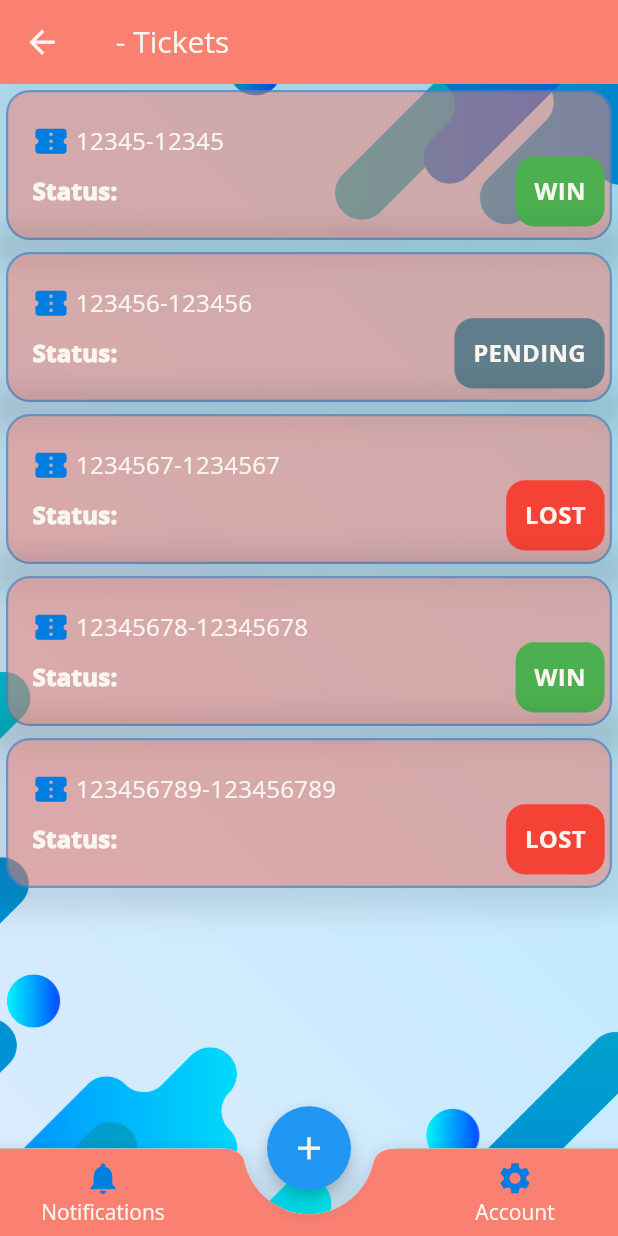
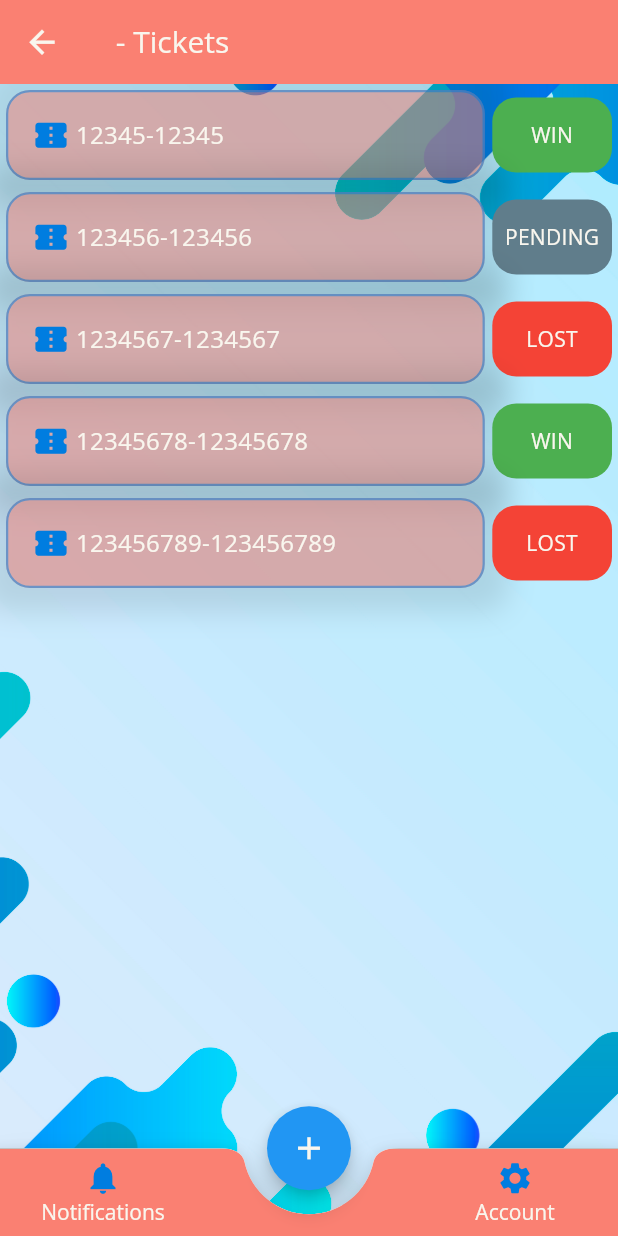
Before and after one commit to Adrian0012/ticketson, a Flutter app: the TicketScreen screen opened directly with empty values, item 2 of the bottom bar chosen, on a phone screen of 412 x 824 dp. Run offline on Flutter 3.47's test engine with Material 2 defaults, Android fonts, the phone set to English and light mode, and no system bars; our stand-ins replace beamer, bloc, dropdown_button2, equatable, flutter_bloc, flutter_secure_storage and 1 more; accounts and stored records are empty.

Commit message:
final changes to design and create wallet form

```diff
--- a/ticketson/lib/config/themes/palette.dart
+++ b/ticketson/lib/config/themes/palette.dart
@@ -1,10 +1,14 @@
 import 'package:flutter/material.dart';
 
 class Palette {
+  // base colors
   static const Color transparent = Colors.transparent;
   static const Color primaryColor = Color(0xfffa8072);
   static const Color accentColor = Color(0xff007de0);
   static const Color secondaryColor = Color(0xfff9f6ee);
+
+  // text colors
+  static const Color inputTextColor = Color(0xff007ee1);
 
   // ticket status
   static const Color ticketPending = Colors.blueGrey;
--- a/ticketson/lib/modules/ticket/screens/tickets.dart
+++ b/ticketson/lib/modules/ticket/screens/tickets.dart
@@ -115,6 +115,7 @@ Widget _buildTicketItems(BuildContext context, List<Ticket> model) {
     children: <Widget>[
       Expanded(
         child: ListView.builder(
+            shrinkWrap: true,
             itemCount: model.length,
             itemBuilder: (BuildContext content, int index) {
               final Ticket ticket = model[index];
@@ -142,7 +143,13 @@ class TicketItem extends StatefulWidget {
 class _TicketItemState extends State<TicketItem> {
   @override
   Widget build(BuildContext context) {
-    return Container(
+    return Row(
+      crossAxisAlignment: CrossAxisAlignment.center,
+      mainAxisAlignment: MainAxisAlignment.spaceBetween,
+      children: [
+        Expanded(
+          flex: 8,
+          child: Container(
             decoration: BoxDecoration(
               color: Palette.primaryColor.withOpacity(0.5),
               borderRadius: BorderRadius.circular(16.0),
@@ -158,8 +165,6 @@ class _TicketItemState extends State<TicketItem> {
                 ),
               ],
             ),
-      width: 360,
-      height: 100,
             child: Padding(
               padding: const EdgeInsets.all(16.0),
               child: Column(
@@ -184,45 +189,41 @@ class _TicketItemState extends State<TicketItem> {
                       ),
                     ],
                   ),
-            const Padding(padding: EdgeInsets.only(bottom: 10.0)),
-            Row(
-              mainAxisAlignment: MainAxisAlignment.spaceBetween,
-              children: [
-                const Text(
-                  'Status:',
-                  style: TextStyle(
-                    color: Palette.secondaryColor,
-                    fontSize: 16.0,
-                    fontWeight: FontWeight.w900,
-                    letterSpacing: 0.2,
+                ],
               ),
             ),
-                Text(
-                  widget.ticket.status.toUpperCase(),
-                  style: TextStyle(
-                    color: Palette.secondaryColor,
-                    fontSize: 16.0,
-                    fontWeight: FontWeight.w600,
-                    letterSpacing: 0.2,
-                    background: Paint()
-                      ..strokeWidth = 25
-                      ..color = widget.ticket.status == 'pending'
+          ),
+        ),
+        const Padding(padding: EdgeInsets.only(right: 5.0)),
+        Expanded(
+          flex: 2,
+          child: Container(
+            height: 50,
+            decoration: BoxDecoration(
+              borderRadius: BorderRadius.circular(16.0),
+              color: widget.ticket.status == 'pending'
                   ? Palette.ticketPending
                   : widget.ticket.status == 'win'
                       ? Palette.ticketWon
                       : widget.ticket.status == 'lost'
                           ? Palette.ticketLost
-                                  : Palette.secondaryColor
-                      ..strokeJoin = StrokeJoin.round
-                      ..strokeCap = StrokeCap.round
-                      ..style = PaintingStyle.stroke,
+                          : Palette.secondaryColor,
+            ),
+            child: Center(
+              child: Text(
+                textAlign: TextAlign.center,
+                widget.ticket.status.toUpperCase(),
+                style: const TextStyle(
+                  color: Palette.secondaryColor,
+                  fontSize: 14.0,
+                  fontWeight: FontWeight.w400,
+                  letterSpacing: 0.2,
                 ),
               ),
-              ],
-            ),
-          ],
             ),
           ),
+        )
+      ],
     );
   }
 }
```
Also changed, not shown: ticketson/lib/forms/create_wallet/create_wallet_form.dart (+24 -15 lines). Lines whose indentation alone changed are shown as unchanged.
